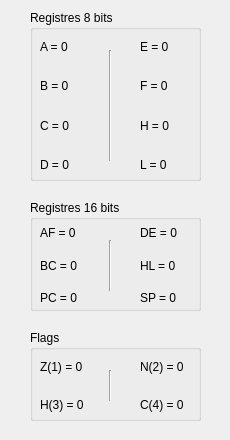
Above: GUI/Qt/SRC_UI/debugregisterswindow.ui from Robilemb/Game-Boy-Emulator before the change. Below: the same form after it.
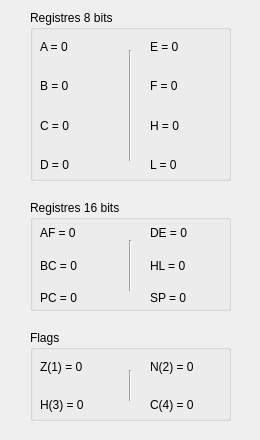
That is the form after the change.

Patch:
```diff
--- a/GUI/Qt/SRC_UI/debugregisterswindow.ui
+++ b/GUI/Qt/SRC_UI/debugregisterswindow.ui
@@ -9,7 +9,7 @@
    <rect>
     <x>0</x>
     <y>0</y>
-    <width>230</width>
+    <width>260</width>
     <height>440</height>
    </rect>
   </property>
@@ -21,7 +21,7 @@
     <rect>
      <x>30</x>
      <y>10</y>
-     <width>171</width>
+     <width>201</width>
      <height>171</height>
     </rect>
    </property>
@@ -33,7 +33,7 @@
      <rect>
       <x>10</x>
       <y>20</y>
-      <width>61</width>
+      <width>81</width>
       <height>151</height>
      </rect>
     </property>
@@ -71,9 +71,9 @@
    <widget class="QWidget" name="verticalLayoutWidget_2">
     <property name="geometry">
      <rect>
-      <x>110</x>
+      <x>120</x>
       <y>20</y>
-      <width>61</width>
+      <width>81</width>
       <height>151</height>
      </rect>
     </property>
@@ -111,9 +111,9 @@
    <widget class="Line" name="line">
     <property name="geometry">
      <rect>
-      <x>65</x>
+      <x>80</x>
       <y>40</y>
-      <width>31</width>
+      <width>41</width>
       <height>111</height>
      </rect>
     </property>
@@ -127,7 +127,7 @@
     <rect>
      <x>30</x>
      <y>200</y>
-     <width>171</width>
+     <width>201</width>
      <height>111</height>
     </rect>
    </property>
@@ -139,7 +139,7 @@
      <rect>
       <x>10</x>
       <y>20</y>
-      <width>61</width>
+      <width>81</width>
       <height>91</height>
      </rect>
     </property>
@@ -170,9 +170,9 @@
    <widget class="QWidget" name="verticalLayoutWidget_4">
     <property name="geometry">
      <rect>
-      <x>110</x>
+      <x>120</x>
       <y>20</y>
-      <width>61</width>
+      <width>81</width>
       <height>91</height>
      </rect>
     </property>
@@ -203,7 +203,7 @@
    <widget class="Line" name="line_2">
     <property name="geometry">
      <rect>
-      <x>60</x>
+      <x>80</x>
       <y>40</y>
       <width>41</width>
       <height>51</height>
@@ -219,7 +219,7 @@
     <rect>
      <x>30</x>
      <y>330</y>
-     <width>171</width>
+     <width>201</width>
      <height>91</height>
     </rect>
    </property>
@@ -231,7 +231,7 @@
      <rect>
       <x>10</x>
       <y>20</y>
-      <width>61</width>
+      <width>81</width>
       <height>71</height>
      </rect>
     </property>
@@ -255,9 +255,9 @@
    <widget class="QWidget" name="verticalLayoutWidget_6">
     <property name="geometry">
      <rect>
-      <x>110</x>
+      <x>120</x>
       <y>20</y>
-      <width>61</width>
+      <width>81</width>
       <height>71</height>
      </rect>
     </property>
@@ -281,7 +281,7 @@
    <widget class="Line" name="line_3">
     <property name="geometry">
      <rect>
-      <x>60</x>
+      <x>80</x>
       <y>40</y>
       <width>41</width>
       <height>31</height>
```
